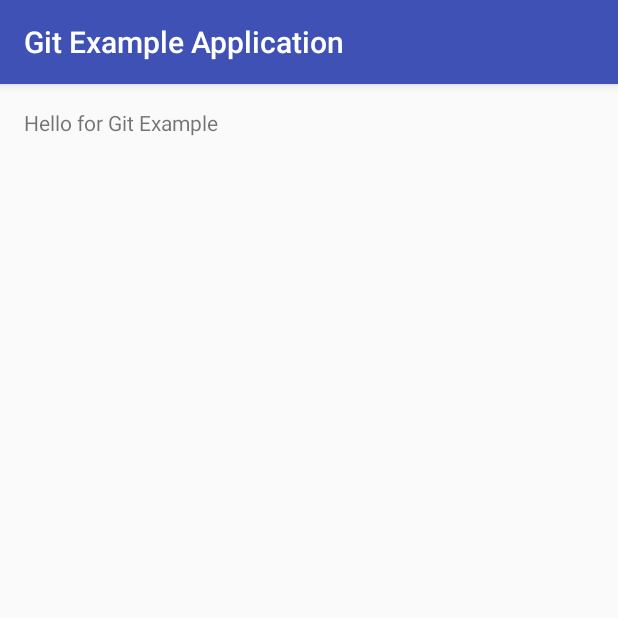
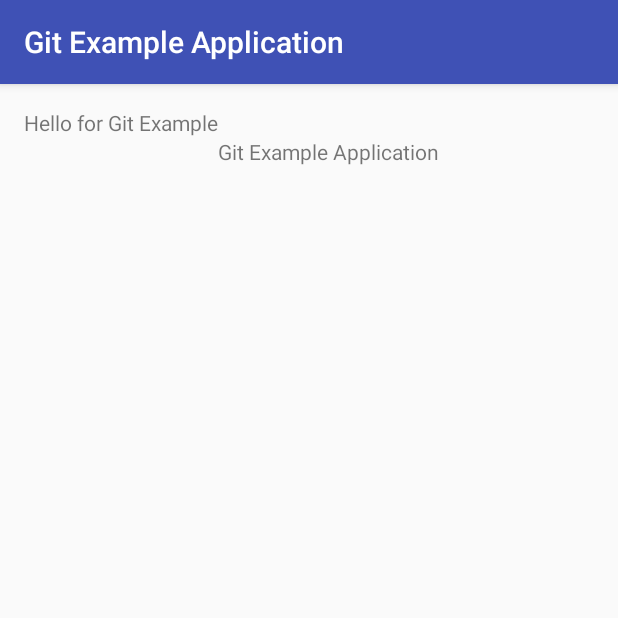
Before and after one commit to pkse4080/gitexample, an Android app: the screen it shows after launch (GitExampleActivity), on a phone screen of 412 x 824 dp, the top half of it. Run offline under Robolectric (Android 15) with nearby library versions, the phone set to English and light mode, and no system bars.

Commit message:
add textview to main layout

```diff
--- a/app/src/main/res/layout/activity_git_example.xml
+++ b/app/src/main/res/layout/activity_git_example.xml
@@ -10,7 +10,17 @@
     tools:context="com.example.louis.gitexampleapplication.GitExampleActivity">
 
     <TextView
+        android:id="@+id/txt1"
         android:layout_width="wrap_content"
         android:layout_height="wrap_content"
         android:text="@string/hellolabel" />
+
+    <TextView
+        android:id="@+id/txt2"
+        android:layout_width="wrap_content"
+        android:layout_height="wrap_content"
+        android:text="@string/app_name"
+        android:layout_toEndOf="@id/txt1"
+        android:layout_below="@id/txt1" />
+
 </RelativeLayout>
```
